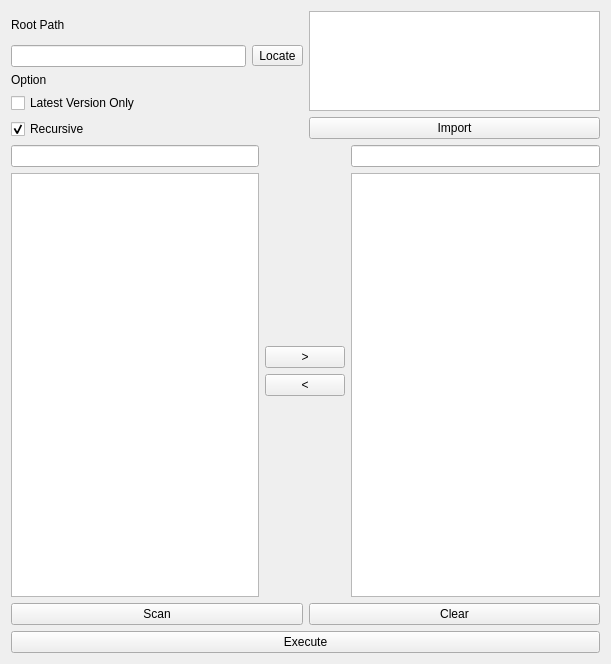
Before: the Qt Designer form app/ui/relocate_widget.ui in MrYapikZ/PyQt6-Relocate-Path-Win2Linux, drawn with Qt 5.
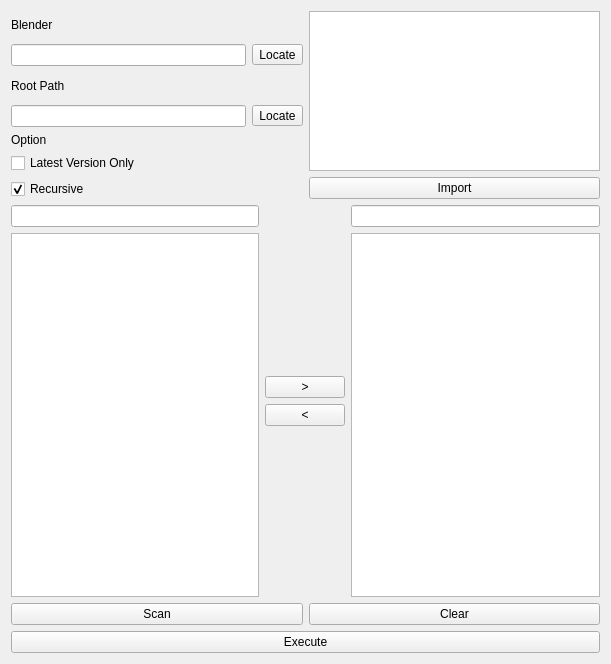
After: the same form once the commit is applied.

Commit message: feat: execute blender program

What changed in the file:
```diff
--- a/app/ui/relocate_widget.ui
+++ b/app/ui/relocate_widget.ui
@@ -16,7 +16,7 @@
   <layout class="QGridLayout" name="gridLayout">
    <item row="0" column="0">
     <layout class="QGridLayout" name="gridLayout_data">
-     <item row="0" column="0">
+     <item row="1" column="0">
       <layout class="QGridLayout" name="gridLayout_rootPath">
        <item row="1" column="1">
         <widget class="QToolButton" name="toolButton_rootPath">
@@ -37,7 +37,7 @@
        </item>
       </layout>
      </item>
-     <item row="1" column="0">
+     <item row="2" column="0">
       <layout class="QGridLayout" name="gridLayout_option">
        <item row="0" column="0">
         <widget class="QLabel" name="label_option">
@@ -65,14 +65,35 @@
        </item>
       </layout>
      </item>
-     <item row="0" column="1" rowspan="2">
+     <item row="0" column="0">
+      <layout class="QGridLayout" name="gridLayout_blender">
+       <item row="1" column="0">
+        <widget class="QLineEdit" name="lineEdit_blender"/>
+       </item>
+       <item row="1" column="1">
+        <widget class="QToolButton" name="toolButton_blender">
+         <property name="text">
+          <string>Locate</string>
+         </property>
+        </widget>
+       </item>
+       <item row="0" column="0" colspan="2">
+        <widget class="QLabel" name="label_blender">
+         <property name="text">
+          <string>Blender</string>
+         </property>
+        </widget>
+       </item>
+      </layout>
+     </item>
+     <item row="0" column="1" rowspan="3">
       <layout class="QGridLayout" name="gridLayout_folderList">
        <item row="0" column="0">
         <widget class="QListWidget" name="listWidget_folderList">
          <property name="maximumSize">
           <size>
            <width>16777215</width>
-           <height>100</height>
+           <height>160</height>
           </size>
          </property>
         </widget>
```
Left out of the diff: 20 changed lines with no effect on the pictures. The commit also changes 6 other files.
